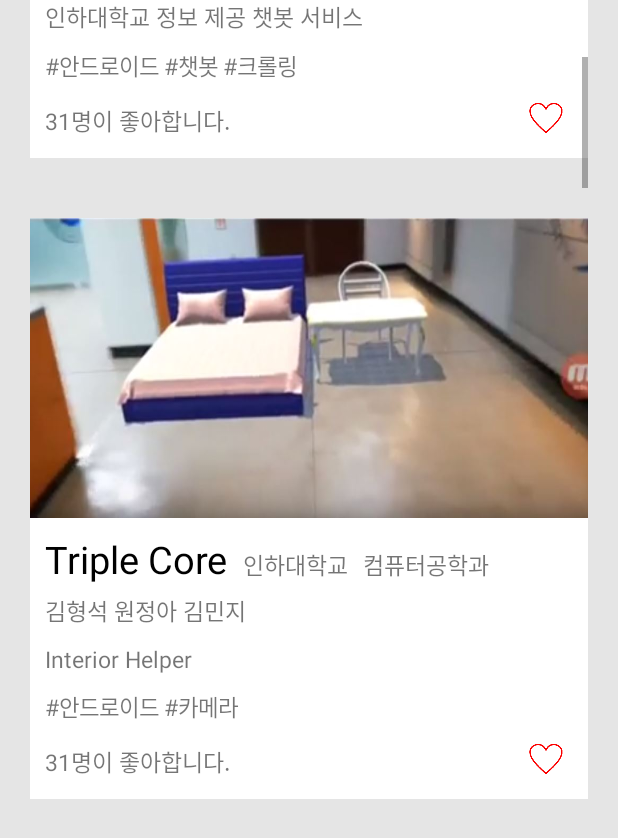
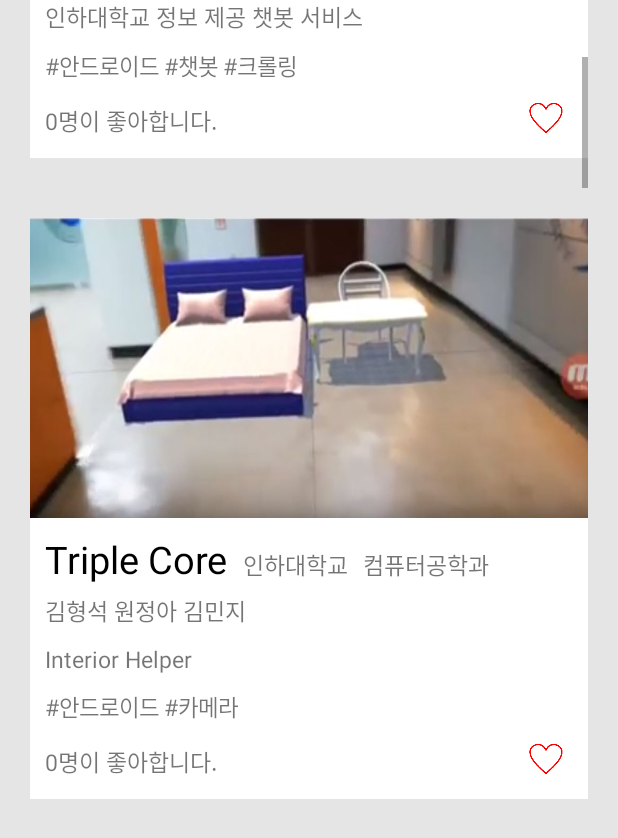
Before and after one commit to jyb2605/doldam, an Android app: the TimeLineFragment screen opened directly, with no data from a screen before it, scrolled down 1440 dp, on a phone screen of 412 x 824 dp. Shown: the part 387-1225 px from the top of the screen. Run offline under Robolectric (Android 15) with nearby library versions, the phone set to English and light mode, and no system bars; our stand-ins replace CircleImageView.

Commit message:
like btn

```diff
--- a/app/src/main/java/com/doldam/Data.java
+++ b/app/src/main/java/com/doldam/Data.java
@@ -19,6 +19,7 @@ public class Data {
     private int img;
     private String presentation;
     private String video;
+    private int number_of_like;
 
 
     Data(){
@@ -51,6 +52,20 @@ public class Data {
         setImg(img);
         setPresentation(presentation);
         setVideo(video);
+    }
+
+    Data(String pj_name,String university,String major,String summary,int img,String presentation,String video,boolean like,int number_of_like){
+        this.like = like;
+        member_list = new ArrayList<>();
+        tech_list = new ArrayList<>();
+        setPj_name(pj_name);
+        setUniversity(university);
+        setMajor(major);
+        setSummary(summary);
+        setImg(img);
+        setPresentation(presentation);
+        setVideo(video);
+        setNumber_of_like(number_of_like);
     }
 
     public String getPj_name() {
@@ -135,4 +150,12 @@ public class Data {
     public void setVideo(String video) {
         this.video = video;
     }
+
+    public int getNumber_of_like() {
+        return number_of_like;
+    }
+
+    public void setNumber_of_like(int number_of_like) {
+        this.number_of_like = number_of_like;
+    }
 }
--- a/app/src/main/java/com/doldam/TimeLineFragment.java
+++ b/app/src/main/java/com/doldam/TimeLineFragment.java
@@ -14,6 +14,7 @@ import android.util.Log;
 import android.view.LayoutInflater;
 import android.view.View;
 import android.view.ViewGroup;
+import android.widget.Adapter;
 import android.widget.BaseAdapter;
 import android.widget.ImageButton;
 import android.widget.ImageView;
@@ -36,7 +37,7 @@ public class TimeLineFragment extends Fragment{
 
         ArrayList<Data> item_list = new ArrayList<>();
 
-        item_list.add(new Data("DolDam","인하대학교","컴퓨터공학과","졸업작품 정보 제공 서비스",R.drawable.logo7,"https://drive.google.com/open?id=0B8gBCAmXbA4VQWZjOUxfZlMwaDQ","https://www.youtube.com/user/inhauniversity",true));
+        item_list.add(new Data("DolDam","인하대학교","컴퓨터공학과","졸업작품 정보 제공 서비스",R.drawable.logo7,"https://drive.google.com/open?id=0B8gBCAmXbA4VQWZjOUxfZlMwaDQ","https://www.youtube.com/user/inhauniversity",true,20));
         item_list.get(0).addMember("안진모");
         item_list.get(0).addMember("주완빈");
         item_list.get(0).addMember("한단비");
@@ -45,7 +46,7 @@ public class TimeLineFragment extends Fragment{
         item_list.get(0).addTech("#안드로이드");
 
 
-        item_list.add(new Data("EyeTracker","인하대학교","컴퓨터공학과","스마트 폰의 전면 카메라를 이용한 시선 추적 인터페이스",R.drawable.team1,"https://drive.google.com/open?id=0B8gBCAmXbA4VQWZjOUxfZlMwaDQ","https://www.youtube.com/watch?v=17kA5VkimdE"));
+        item_list.add(new Data("EyeTracker","인하대학교","컴퓨터공학과","스마트 폰의 전면 카메라를 이용한 시선 추적 인터페이스",R.drawable.team1,"https://drive.google.com/open?id=0B8gBCAmXbA4VQWZjOUxfZlMwaDQ","https://www.youtube.com/watch?v=17kA5VkimdE",false,30));
         item_list.get(1).addMember("박혜렴");
         item_list.get(1).addMember("신동호");
         item_list.get(1).addMember("김현석");
@@ -123,7 +124,7 @@ public class TimeLineFragment extends Fragment{
         item_list.get(10).addTech("#안드로이드");
 
 
-        item_list.add(new Data("CRIS","인하대학교","컴퓨터공학과","재난 대응 시뮬레이션 게임",R.drawable.team11,"https://drive.google.com/open?id=0B8gBCAmXbA4VQWZjOUxfZlMwaDQ","https://www.youtube.com/watch?v=Kq1ceekG1DM"));
+        item_list.add(new Data("CRIS","인하대학교","컴퓨터공학과","재난 대응 시뮬레이션 게임",R.drawable.team11,"https://drive.google.com/open?id=0B8gBCAmXbA4VQWZjOUxfZlMwaDQ","https://www.youtube.com/watch?v=Kq1ceekG1DM",true,200));
         item_list.get(11).addMember("유승재");
         item_list.get(11).addMember("김승환");
         item_list.get(11).addTech("#안드로이드");
@@ -155,6 +156,9 @@ public class TimeLineFragment extends Fragment{
                 if(msg.what ==0) {
                     Log.e(this.getClass().getName(),"WHAT : 0 "+MainActivity.search);
                     Adapter.filter(MainActivity.search);
+                    Adapter.notifyDataSetChanged();
+                }
+                else if(msg.what == 2){
                     Adapter.notifyDataSetChanged();
                 }
                 else{
@@ -258,10 +262,15 @@ public class TimeLineFragment extends Fragment{
                         data.setLike(!data.isLike());
                         if (data.isLike()) {
                             like_btn.setBackground(ContextCompat.getDrawable(finalConvertView.getContext(), R.drawable.heart_on));
+                            data.setNumber_of_like(data.getNumber_of_like()+1);
+                            Toast.makeText(getActivity(), "좋아요" + data.getNumber_of_like(), Toast.LENGTH_SHORT).show();
                         } else {
                             like_btn.setBackground(ContextCompat.getDrawable(finalConvertView.getContext(), R.drawable.heart_off));
+                            data.setNumber_of_like(data.getNumber_of_like()-1);
+                            Toast.makeText(getActivity(), "좋아요" + data.getNumber_of_like(), Toast.LENGTH_SHORT).show();
                         }
-                        Toast.makeText(getActivity(), "상태" + data.isLike(), Toast.LENGTH_SHORT).show();
+//                        Toast.makeText(getActivity(), "상태" + data.isLike(), Toast.LENGTH_SHORT).show();
+                        mhandler.sendEmptyMessage(2);
                     }
                 });
 
@@ -290,6 +299,11 @@ public class TimeLineFragment extends Fragment{
                 // 요약
                 TextView summary = (TextView) convertView.findViewById(R.id.summary_txt);
                 summary.setText(data.getSummary());
+
+                //좋아요 숫자
+                TextView numbers_of_likt = (TextView)convertView.findViewById(R.id.numbers_of_like);
+                numbers_of_likt.setText(String.valueOf(data.getNumber_of_like())+"명이 좋아합니다.");
+
 
                 // 기술
                 LinearLayout tech_layout = (LinearLayout) convertView.findViewById(R.id.tech_layout);
```
